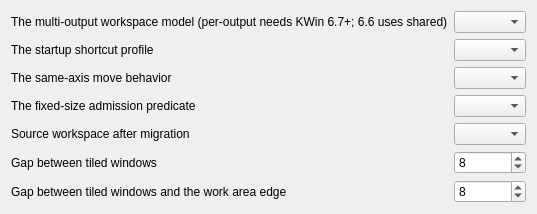
Before: the Qt Designer form kwin/contents/ui/config.ui in beefsack/OmniTiler, drawn with Qt 5.
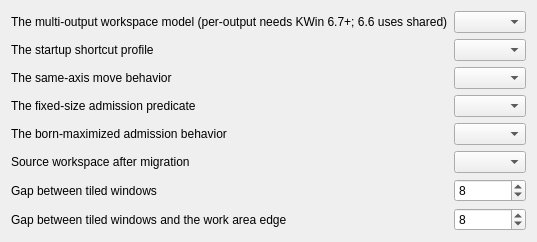
After: the same form once the commit is applied.

Commit message:
Add bornMaximized setting and radius 6 default on KDE
R-MAX-06: bornMaximized (tile-on-launch default, keep-maximized-overlay
alternative) with KCM control and subsequent-admissions-only adoption;
floating-first sightings keep the R-MAX-03 overlay under both values.
Active border radius default 0.0 -> 6.0, explicit radii preserved, no
migration.

```diff
--- a/kwin/contents/ui/config.ui
+++ b/kwin/contents/ui/config.ui
@@ -47,23 +47,33 @@
         <widget class="QComboBox" name="kcfg_fixedSizePredicate"/>
        </item>
         <item row="4" column="0">
+         <widget class="QLabel" name="label_bornMaximized">
+          <property name="text">
+           <string>The born-maximized admission behavior</string>
+          </property>
+         </widget>
+        </item>
+          <item row="4" column="1">
+          <widget class="QComboBox" name="kcfg_bornMaximized"/>
+         </item>
+         <item row="5" column="0">
         <widget class="QLabel" name="label_migrationSourceRefill">
          <property name="text">
           <string>Source workspace after migration</string>
          </property>
         </widget>
        </item>
-        <item row="4" column="1">
+        <item row="5" column="1">
         <widget class="QComboBox" name="kcfg_migrationSourceRefill"/>
        </item>
-        <item row="5" column="0">
+         <item row="6" column="0">
        <widget class="QLabel" name="label_innerGap">
        <property name="text">
         <string>Gap between tiled windows</string>
        </property>
       </widget>
      </item>
-        <item row="5" column="1">
+         <item row="6" column="1">
         <widget class="QSpinBox" name="kcfg_innerGap">
        <property name="minimum">
         <number>0</number>
@@ -76,14 +86,14 @@
        </property>
       </widget>
      </item>
-        <item row="6" column="0">
+         <item row="7" column="0">
         <widget class="QLabel" name="label_outerGap">
        <property name="text">
         <string>Gap between tiled windows and the work area edge</string>
        </property>
       </widget>
      </item>
-        <item row="6" column="1">
+         <item row="7" column="1">
         <widget class="QSpinBox" name="kcfg_outerGap">
        <property name="minimum">
         <number>0</number>
```
Lines whose indentation alone changed are shown as unchanged. The commit also changes 11 other files.
